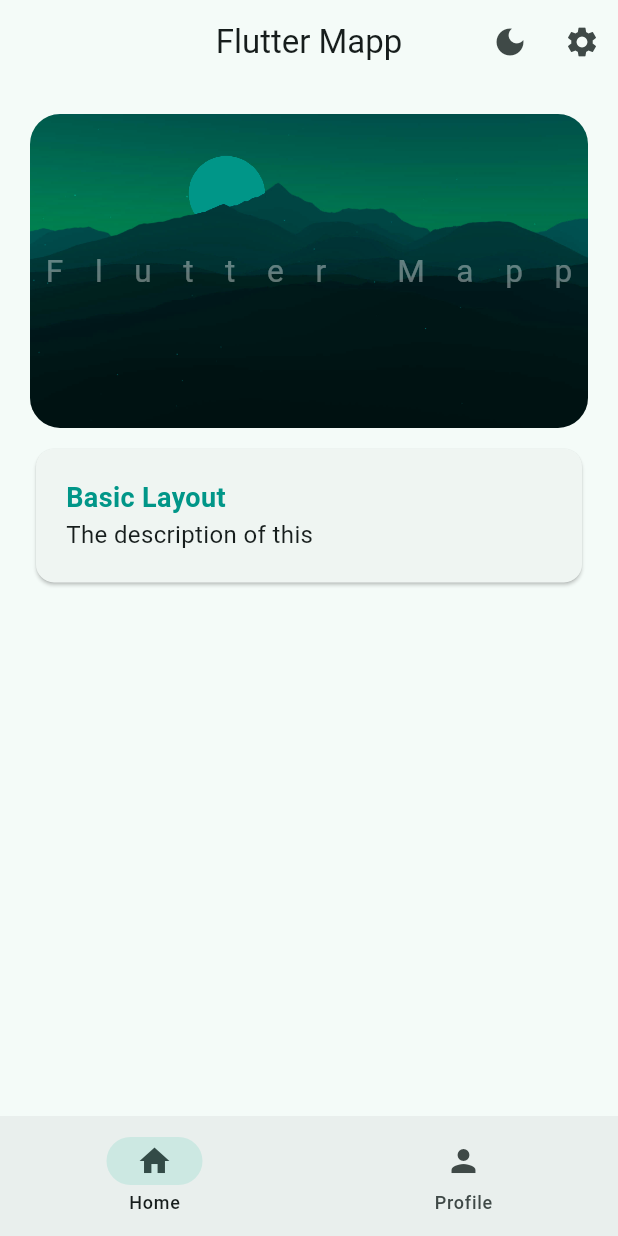
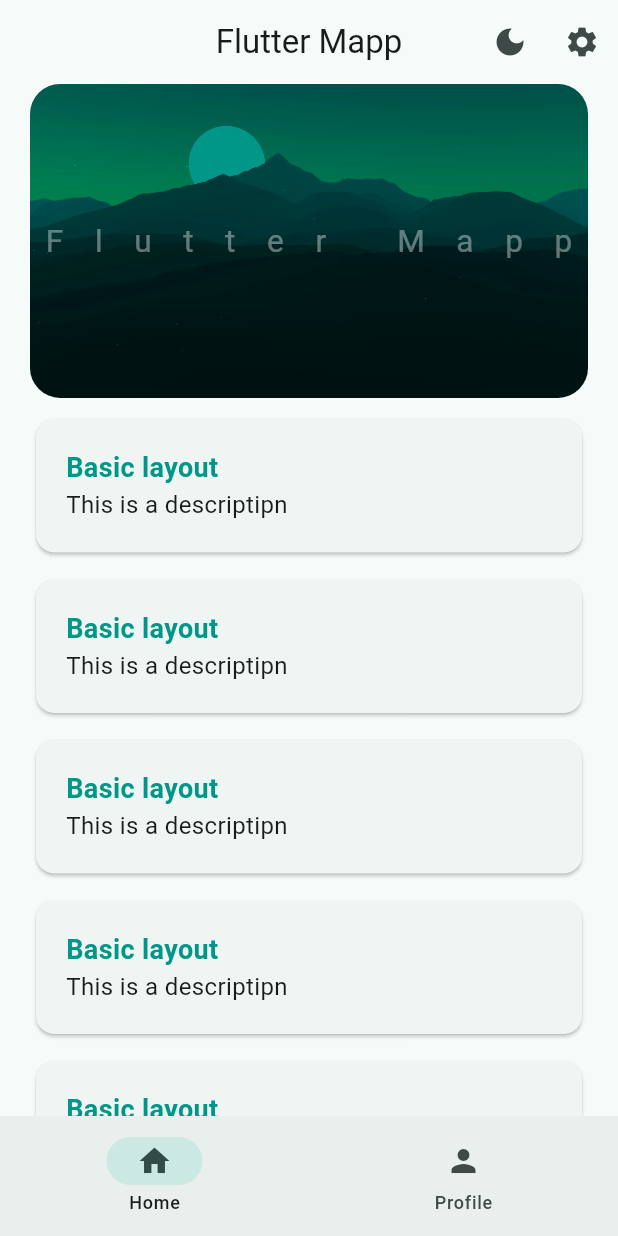
Before and after one commit to AusraSima/FlutterMappLearningProject, a Flutter app: the WidgetTree screen opened directly, on a phone screen of 412 x 824 dp. Run offline on Flutter 3.47's test engine with Material 3 defaults, Android fonts, the phone set to English and light mode, and no system bars; our stand-ins replace lottie, shared_preferences; accounts and stored records are empty.

Commit message:
modyfying UI

```diff
--- a/lib/views/pages/home_oage.dart
+++ b/lib/views/pages/home_oage.dart
@@ -1,4 +1,4 @@
-import 'package:book_application/data/constants.dart';
+import 'package:book_application/views/widgets/container_widget.dart';
 import 'package:book_application/views/widgets/hero_widget.dart';
 import 'package:flutter/material.dart';
 
@@ -8,29 +8,30 @@ class HomePage extends StatelessWidget {
   @override
   Widget build(BuildContext context) {
     return Padding(
-      padding: EdgeInsets.all(20.0),
+      padding: EdgeInsets.symmetric(horizontal: 20.0),
       child: SingleChildScrollView(
         child: Column(
           children: [
-            HeroWidget(title: 'Flutter Mapp',),
-            Container(
-              width: double.infinity,
-              padding: EdgeInsets.symmetric(vertical: 10.0),
-              child: Card(
-                child: Padding(
-                  padding: EdgeInsets.all(20.0),
-                  child: Column(
-                    crossAxisAlignment: CrossAxisAlignment.start,
-                    children: [
-                      Text('Basic Layout', style: KTextStyle.titleTealText),
-                      Text(
-                        'The description of this',
-                        style: KTextStyle.descriptionText,
-                      ),
-                    ],
-                  ),
-                ),
-              ),
+            HeroWidget(title: 'Flutter Mapp'),
+            ContainerWidget(
+              title: 'Basic layout',
+              description: 'This is a descriptipn',
+            ),
+            ContainerWidget(
+              title: 'Basic layout',
+              description: 'This is a descriptipn',
+            ),
+            ContainerWidget(
+              title: 'Basic layout',
+              description: 'This is a descriptipn',
+            ),
+            ContainerWidget(
+              title: 'Basic layout',
+              description: 'This is a descriptipn',
+            ),
+            ContainerWidget(
+              title: 'Basic layout',
+              description: 'This is a descriptipn',
             ),
           ],
         ),
--- a/lib/views/pages/onboarding_page.dart
+++ b/lib/views/pages/onboarding_page.dart
@@ -17,13 +17,13 @@ class OnBoardingPage extends StatelessWidget {
             child: Column(
               mainAxisAlignment: MainAxisAlignment.center,
               children: [
-                Lottie.asset('assets/lotties/home.json', height: 400.0),
-                SizedBox(height: 20.0),
+                Lottie.asset('assets/lotties/welcome.json', height: 400.0),
                 Text(
                   'Flutter Mapp is the way to learn Flutte!',
                   style: KTextStyle.descriptionText,
                   textAlign: TextAlign.justify,
                 ),
+                SizedBox(height: 20.0),
                 FilledButton(
                   onPressed: () {
                     Navigator.push(
--- a/lib/views/pages/welcome_page.dart
+++ b/lib/views/pages/welcome_page.dart
@@ -16,7 +16,7 @@ class WelcomePage extends StatelessWidget {
             child: Column(
               mainAxisAlignment: MainAxisAlignment.center,
               children: [
-                Lottie.asset('assets/lotties/welcome.json', height: 400.0),
+                Image.asset('assets/images/bg.jpg', height: 400.0),
                 FittedBox(
                   child: Text(
                     'Flutter Mapp',
--- /dev/null
+++ b/lib/views/widgets/container_widget.dart
@@ -0,0 +1,34 @@
+import 'package:flutter/material.dart';
+
+import '../../data/constants.dart';
+
+class ContainerWidget extends StatelessWidget {
+  const ContainerWidget({
+    super.key,
+    required this.title,
+    required this.description,
+  });
+
+  final String title;
+  final String description;
+
+  @override
+  Widget build(BuildContext context) {
+    return Container(
+      width: double.infinity,
+      padding: EdgeInsets.only(top: 10.0),
+      child: Card(
+        child: Padding(
+          padding: EdgeInsets.all(20.0),
+          child: Column(
+            crossAxisAlignment: CrossAxisAlignment.start,
+            children: [
+              Text(title, style: KTextStyle.titleTealText),
+              Text(description, style: KTextStyle.descriptionText),
+            ],
+          ),
+        ),
+      ),
+    );
+  }
+}
```
